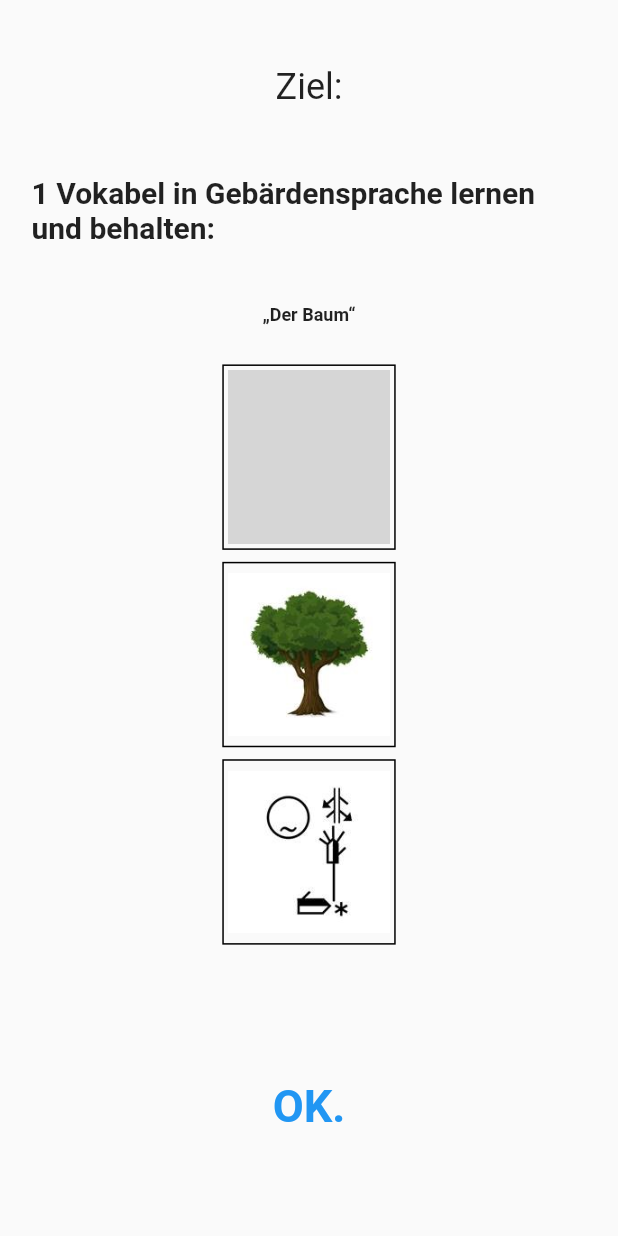
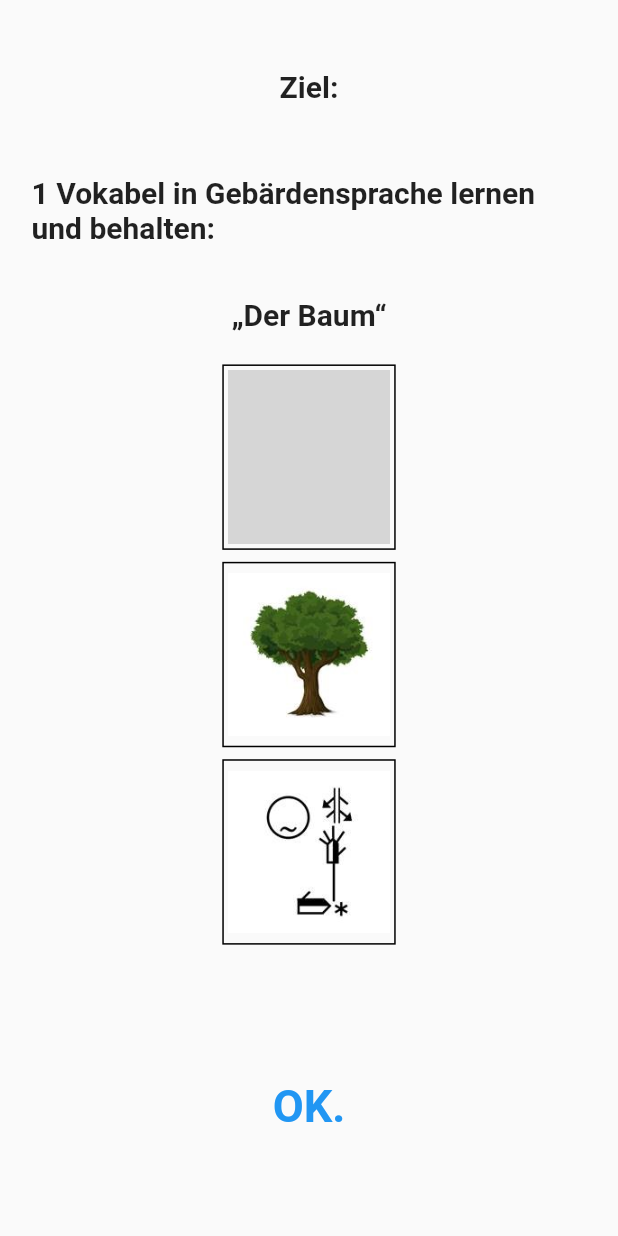
Before and after one commit to YoungTalents/Das-Spiel-ohne-Worte, a Flutter app: the screen it shows after launch, on a phone screen of 412 x 824 dp. Run offline on Flutter 3.47's test engine with Material 2 defaults, Android fonts, the phone set to English and light mode, and no system bars; drawn by our look-alikes of video_player; our stand-ins replace carousel_slider, shared_preferences, toast; generated files the repository leaves out were written again; network calls fail; grey boxes are pictures that could not be loaded.

Commit message:
changes to intro fonts

```diff
--- a/lib/pages/intro.dart
+++ b/lib/pages/intro.dart
@@ -52,11 +52,11 @@ class _IntroState extends State<Intro> {
         color: Colors.transparent,
         padding: EdgeInsets.symmetric(horizontal: wWidth * 0.001, vertical: wHeight * 0.02),
         child: Column(mainAxisAlignment: MainAxisAlignment.start, children: [
-          Container(height:wHeight * 0.1, /*color:Colors.red,*/
+          Container(height:wHeight * 0.1,
             child:Center(child:
-              Text(AppLocalizations.of(context).introductionTitle, textAlign: TextAlign.center, style: TextStyle(fontSize: 24))
+              Text(AppLocalizations.of(context).introductionTitle, textAlign: TextAlign.center, style: TextStyle(fontSize: 20,  fontWeight: FontWeight.bold))
           )),
-          Container(height:wHeight * 0.7, /*color:Colors.green,*/
+          Container(height:wHeight * 0.7,
             child: getSlide1()
             /*CarouselSlider(
 
@@ -76,7 +76,7 @@ class _IntroState extends State<Intro> {
               ),
               items: [getSlide1()/*,getSlide2(),getSlide3()*/],
             )*/),
-          Container(height:wHeight * 0.15, /*color: Colors.amber,*/
+          Container(height:wHeight * 0.15,
             child: Center(child:
             _currentIndex == slidesList.length - 1
               ? TextButton(onPressed: () { Navigator.push(context, MaterialPageRoute(builder: (context) => TheGame())); }, child: Text(AppLocalizations.of(context).intoductionButton, style: TextStyle(fontSize:30, fontWeight: FontWeight.bold),))
@@ -129,9 +129,9 @@ class _IntroState extends State<Intro> {
           Tile(generateContent(categoryExample.localize()[0].entries[2]), 3, 1)
         ];
 
-        return getSlide( Container(height: wHeight * 0.7, /*color: Colors.blue,*/ child: Column(mainAxisAlignment: MainAxisAlignment.start, children: [
-            Container(height: wHeight * 0.1, /*color: Colors.purple,*/ child:Center(child:Text(AppLocalizations.of(context).introductionText, style: TextStyle(fontSize: 20, fontWeight: FontWeight.bold)))),
-            Container(height: wHeight * 0.07, /*color: Colors.purple,*/ child:Center(child:Text(AppLocalizations.of(context).introductionWord, style: TextStyle(fontSize: 12, fontWeight: FontWeight.bold)))),
+        return getSlide( Container(height: wHeight * 0.7, child: Column(mainAxisAlignment: MainAxisAlignment.start, children: [
+            Container(height: wHeight * 0.1, child:Center(child:Text(AppLocalizations.of(context).introductionText, style: TextStyle(fontSize: 20, fontWeight: FontWeight.bold)))),
+            Container(height: wHeight * 0.07, child:Center(child:Text(AppLocalizations.of(context).introductionWord, style: TextStyle(fontSize: 20, fontWeight: FontWeight.bold)))),
             Container(width: wHeight * 0.15, height: wHeight * 0.53,
               child:ListView(
                 // scrollDirection: Axis.horizontal,
```
